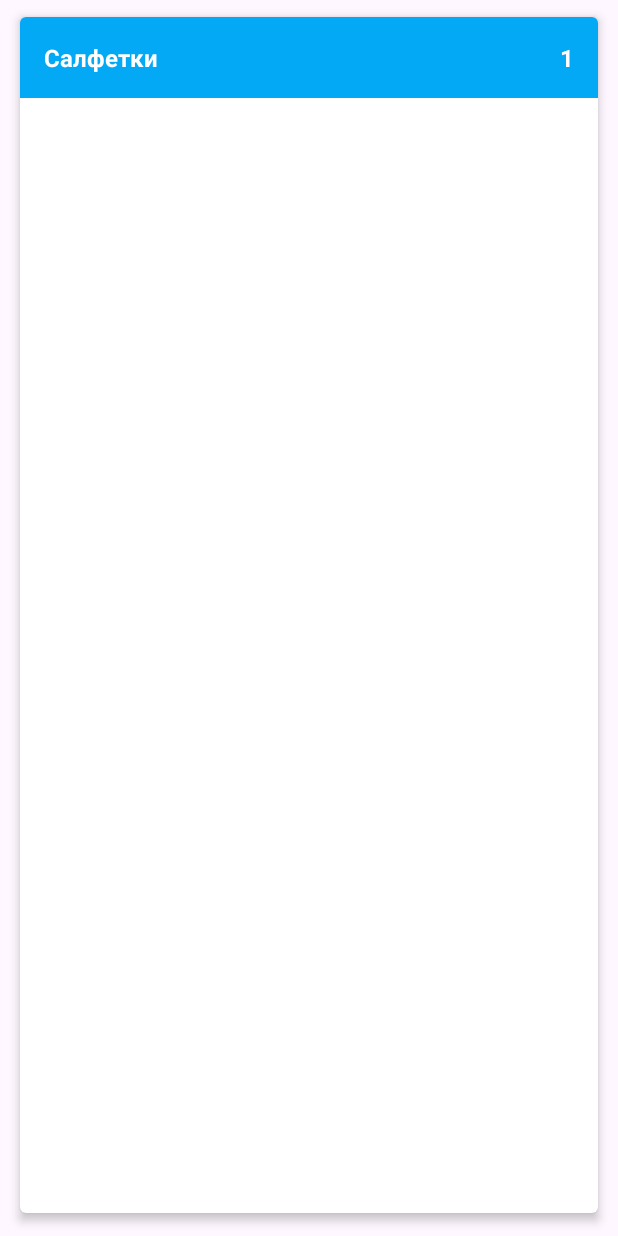
After one commit to DADJOD/ShoppingList, an Android app: the layout item_shop_enabled.xml on its own in the app's theme, with its tools: preview values and no code run, on a phone screen of 412 x 824 dp. The commit adds this screen. Run offline under Robolectric (Android 15) with nearby library versions, the phone set to English and light mode, and no system bars.

Commit message:
add 3 layouts for ShoppingList

```diff
--- /dev/null
+++ b/app/src/main/res/layout/item_shop_enabled.xml
@@ -0,0 +1,42 @@
+<?xml version="1.0" encoding="utf-8"?>
+<androidx.cardview.widget.CardView xmlns:android="http://schemas.android.com/apk/res/android"
+    xmlns:app="http://schemas.android.com/apk/res-auto"
+    xmlns:tools="http://schemas.android.com/tools"
+    android:layout_width="match_parent"
+    android:layout_height="match_parent"
+    android:layout_marginStart="8dp"
+    android:layout_marginTop="4dp"
+    android:layout_marginEnd="8dp"
+    android:layout_marginBottom="8dp"
+    app:cardCornerRadius="4dp"
+    app:cardElevation="4dp"
+    app:cardUseCompatPadding="true">
+
+    <LinearLayout
+        android:layout_width="match_parent"
+        android:layout_height="wrap_content"
+        android:background="#03A9F4"
+        android:orientation="horizontal"
+        android:padding="16dp">
+
+        <TextView
+            android:id="@+id/tv_name"
+            android:layout_width="0dp"
+            android:layout_height="wrap_content"
+            android:layout_weight="1"
+            android:textColor="@color/white"
+            android:textSize="16sp"
+            android:textStyle="bold"
+            tools:text="Салфетки" />
+
+        <TextView
+            android:id="@+id/tv_count"
+            android:layout_width="wrap_content"
+            android:layout_height="wrap_content"
+            android:textColor="@color/white"
+            android:textSize="16sp"
+            android:textStyle="bold"
+            tools:text="1" />
+    </LinearLayout>
+
+</androidx.cardview.widget.CardView>
--- a/app/src/main/res/values/strings.xml
+++ b/app/src/main/res/values/strings.xml
@@ -1,3 +1,4 @@
 <resources>
     <string name="app_name">Shopping List</string>
+    <string name="add_new_shop_item">Add new shop item</string>
 </resources>
```
Also changed, not shown: app/src/main/res/layout/activity_main.xml (+20 -5 lines), app/src/main/res/layout/item_shop_disabled.xml (added, +42 -0 lines).
